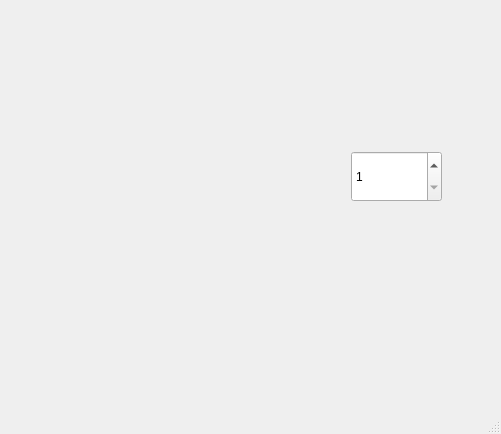
Above: project1/main.ui from qsy-lnas/BAI_HW before the change. Below: the same form after it.
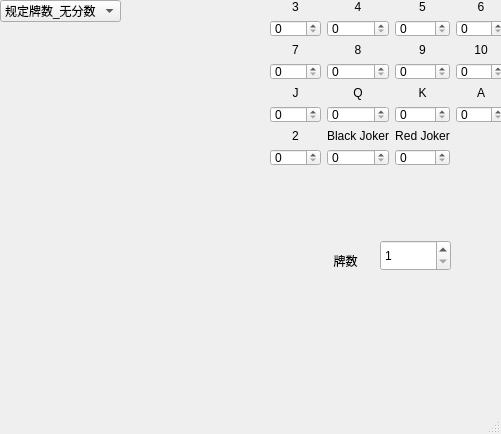
That is the form after the change.

Commit message: PJ1_ui_add cards button

Patch:
```diff
--- a/project1/main.ui
+++ b/project1/main.ui
@@ -17,10 +17,10 @@
    <widget class="QSpinBox" name="CardNumBox">
     <property name="geometry">
      <rect>
-      <x>351</x>
-      <y>151</y>
-      <width>91</width>
-      <height>51</height>
+      <x>380</x>
+      <y>240</y>
+      <width>71</width>
+      <height>31</height>
      </rect>
     </property>
     <property name="minimum">
@@ -46,16 +46,259 @@
      </rect>
     </property>
    </widget>
-  </widget>
-  <widget class="QMenuBar" name="menubar">
-   <property name="geometry">
-    <rect>
-     <x>0</x>
-     <y>0</y>
-     <width>501</width>
-     <height>22</height>
-    </rect>
-   </property>
+   <widget class="QLabel" name="label">
+    <property name="geometry">
+     <rect>
+      <x>320</x>
+      <y>250</y>
+      <width>51</width>
+      <height>21</height>
+     </rect>
+    </property>
+    <property name="text">
+     <string>牌数</string>
+    </property>
+    <property name="textFormat">
+     <enum>Qt::AutoText</enum>
+    </property>
+    <property name="alignment">
+     <set>Qt::AlignCenter</set>
+    </property>
+   </widget>
+   <widget class="QWidget" name="gridLayoutWidget">
+    <property name="geometry">
+     <rect>
+      <x>270</x>
+      <y>0</y>
+      <width>236</width>
+      <height>168</height>
+     </rect>
+    </property>
+    <layout class="QGridLayout" name="gridLayout">
+     <item row="6" column="0">
+      <widget class="QLabel" name="label_14">
+       <property name="text">
+        <string>2</string>
+       </property>
+       <property name="alignment">
+        <set>Qt::AlignCenter</set>
+       </property>
+      </widget>
+     </item>
+     <item row="1" column="2">
+      <widget class="QSpinBox" name="spinBox_3"/>
+     </item>
+     <item row="1" column="3">
+      <widget class="QSpinBox" name="spinBox_10"/>
+     </item>
+     <item row="2" column="2">
+      <widget class="QLabel" name="label_7">
+       <property name="text">
+        <string>9</string>
+       </property>
+       <property name="alignment">
+        <set>Qt::AlignCenter</set>
+       </property>
+      </widget>
+     </item>
+     <item row="2" column="1">
+      <widget class="QLabel" name="label_6">
+       <property name="text">
+        <string>8</string>
+       </property>
+       <property name="alignment">
+        <set>Qt::AlignCenter</set>
+       </property>
+      </widget>
+     </item>
+     <item row="5" column="3">
+      <widget class="QSpinBox" name="spinBox_12"/>
+     </item>
+     <item row="4" column="3">
+      <widget class="QLabel" name="label_13">
+       <property name="text">
+        <string>A</string>
+       </property>
+       <property name="alignment">
+        <set>Qt::AlignCenter</set>
+       </property>
+      </widget>
+     </item>
+     <item row="5" column="1">
+      <widget class="QSpinBox" name="spinBox_8"/>
+     </item>
+     <item row="3" column="2">
+      <widget class="QSpinBox" name="spinBox_6"/>
+     </item>
+     <item row="5" column="0">
+      <widget class="QSpinBox" name="spinBox_7"/>
+     </item>
+     <item row="0" column="0" alignment="Qt::AlignHCenter">
+      <widget class="QLabel" name="label_2">
+       <property name="text">
+        <string>3</string>
+       </property>
+      </widget>
+     </item>
+     <item row="1" column="0">
+      <widget class="QSpinBox" name="spinBox"/>
+     </item>
+     <item row="0" column="1">
+      <widget class="QLabel" name="label_3">
+       <property name="text">
+        <string>4</string>
+       </property>
+       <property name="alignment">
+        <set>Qt::AlignCenter</set>
+       </property>
+      </widget>
+     </item>
+     <item row="0" column="2">
+      <widget class="QLabel" name="label_4">
+       <property name="text">
+        <string>5</string>
+       </property>
+       <property name="alignment">
+        <set>Qt::AlignCenter</set>
+       </property>
+      </widget>
+     </item>
+     <item row="2" column="0">
+      <widget class="QLabel" name="label_5">
+       <property name="text">
+        <string>7</string>
+       </property>
+       <property name="alignment">
+        <set>Qt::AlignCenter</set>
+       </property>
+      </widget>
+     </item>
+     <item row="3" column="0">
+      <widget class="QSpinBox" name="spinBox_4"/>
+     </item>
+     <item row="4" column="2">
+      <widget class="QLabel" name="label_10">
+       <property name="text">
+        <string>K</string>
+       </property>
+       <property name="alignment">
+        <set>Qt::AlignCenter</set>
+       </property>
+      </widget>
+     </item>
+     <item row="5" column="2">
+      <widget class="QSpinBox" name="spinBox_9"/>
+     </item>
+     <item row="0" column="3">
+      <widget class="QLabel" name="label_11">
+       <property name="text">
+        <string>6</string>
+       </property>
+       <property name="alignment">
+        <set>Qt::AlignCenter</set>
+       </property>
+      </widget>
+     </item>
+     <item row="4" column="0">
+      <widget class="QLabel" name="label_8">
+       <property name="text">
+        <string>J</string>
+       </property>
+       <property name="alignment">
+        <set>Qt::AlignCenter</set>
+       </property>
+      </widget>
+     </item>
+     <item row="6" column="2">
+      <widget class="QLabel" name="label_16">
+       <property name="text">
+        <string>Red Joker</string>
+       </property>
+       <property name="alignment">
+        <set>Qt::AlignCenter</set>
+       </property>
+      </widget>
+     </item>
+     <item row="6" column="1">
+      <widget class="QLabel" name="label_15">
+       <property name="text">
+        <string>Black Joker</string>
+       </property>
+       <property name="alignment">
+        <set>Qt::AlignCenter</set>
+       </property>
+      </widget>
+     </item>
+     <item row="3" column="1">
+      <widget class="QSpinBox" name="spinBox_5"/>
+     </item>
+     <item row="2" column="3">
+      <widget class="QLabel" name="label_12">
+       <property name="text">
+        <string>10</string>
+       </property>
+       <property name="alignment">
+        <set>Qt::AlignCenter</set>
+       </property>
+      </widget>
+     </item>
+     <item row="3" column="3">
+      <widget class="QSpinBox" name="spinBox_11"/>
+     </item>
+     <item row="1" column="1">
+      <widget class="QSpinBox" name="spinBox_2"/>
+     </item>
+     <item row="4" column="1">
+      <widget class="QLabel" name="label_9">
+       <property name="text">
+        <string>Q</string>
+       </property>
+       <property name="alignment">
+        <set>Qt::AlignCenter</set>
+       </property>
+      </widget>
+     </item>
+     <item row="7" column="0">
+      <widget class="QSpinBox" name="spinBox_13"/>
+     </item>
+     <item row="7" column="1">
+      <widget class="QSpinBox" name="spinBox_14"/>
+     </item>
+     <item row="7" column="2">
+      <widget class="QSpinBox" name="spinBox_15"/>
+     </item>
+    </layout>
+   </widget>
+   <widget class="QComboBox" name="comboBox">
+    <property name="geometry">
+     <rect>
+      <x>0</x>
+      <y>0</y>
+      <width>121</width>
+      <height>22</height>
+     </rect>
+    </property>
+    <item>
+     <property name="text">
+      <string>规定牌数_无分数</string>
+     </property>
+    </item>
+    <item>
+     <property name="text">
+      <string>自选手牌_无分数</string>
+     </property>
+    </item>
+    <item>
+     <property name="text">
+      <string>规定牌数_有分数</string>
+     </property>
+    </item>
+    <item>
+     <property name="text">
+      <string>自选手牌_有分数</string>
+     </property>
+    </item>
+   </widget>
   </widget>
   <widget class="QStatusBar" name="statusbar"/>
  </widget>
```
The commit also changes 2 other files.
